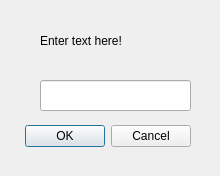
Above: gettextdialog.ui from iynaur/iynaur-s-vector-drawing before the change. Below: the same form after it.
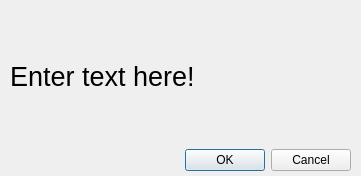
That is the form after the change.

Patch:
```diff
--- a/gettextdialog.ui
+++ b/gettextdialog.ui
@@ -6,54 +6,46 @@
    <rect>
     <x>0</x>
     <y>0</y>
-    <width>220</width>
+    <width>361</width>
     <height>176</height>
    </rect>
   </property>
   <property name="windowTitle">
    <string>Dialog</string>
   </property>
-  <widget class="QDialogButtonBox" name="buttonBox">
+  <widget class="QWidget" name="verticalLayoutWidget">
    <property name="geometry">
     <rect>
-     <x>20</x>
-     <y>120</y>
-     <width>171</width>
-     <height>32</height>
+     <x>10</x>
+     <y>10</y>
+     <width>341</width>
+     <height>161</height>
     </rect>
    </property>
-   <property name="orientation">
-    <enum>Qt::Horizontal</enum>
-   </property>
-   <property name="standardButtons">
-    <set>QDialogButtonBox::Cancel|QDialogButtonBox::Ok</set>
-   </property>
-  </widget>
-  <widget class="QLineEdit" name="lineEdit">
-   <property name="geometry">
-    <rect>
-     <x>40</x>
-     <y>80</y>
-     <width>151</width>
-     <height>31</height>
-    </rect>
-   </property>
-   <property name="text">
-    <string/>
-   </property>
-  </widget>
-  <widget class="QLabel" name="label">
-   <property name="geometry">
-    <rect>
-     <x>40</x>
-     <y>30</y>
-     <width>131</width>
-     <height>21</height>
-    </rect>
-   </property>
-   <property name="text">
-    <string>Enter text here!</string>
-   </property>
+   <layout class="QVBoxLayout" name="verticalLayout">
+    <item>
+     <widget class="QLabel" name="label">
+      <property name="font">
+       <font>
+        <pointsize>20</pointsize>
+       </font>
+      </property>
+      <property name="text">
+       <string>Enter text here!</string>
+      </property>
+     </widget>
+    </item>
+    <item>
+     <widget class="QDialogButtonBox" name="buttonBox">
+      <property name="orientation">
+       <enum>Qt::Horizontal</enum>
+      </property>
+      <property name="standardButtons">
+       <set>QDialogButtonBox::Cancel|QDialogButtonBox::Ok</set>
+      </property>
+     </widget>
+    </item>
+   </layout>
   </widget>
  </widget>
  <resources/>
```
